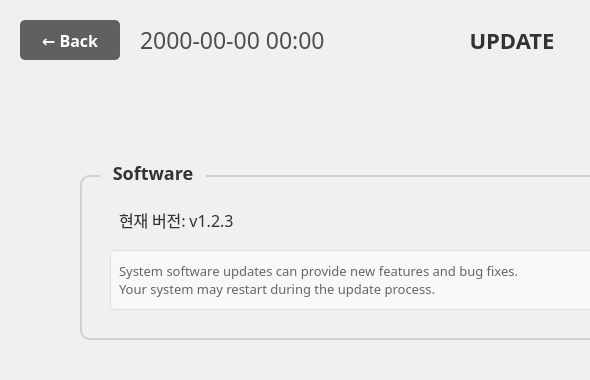
The window that ui/Settings/UpdateSettingsViewWindow.ui (eguruno1/calth_reader) describes before a commit, drawn with Qt 5; both pictures show x 0 to 590 and y 0 to 380 of the 1024 by 600 pixel window.
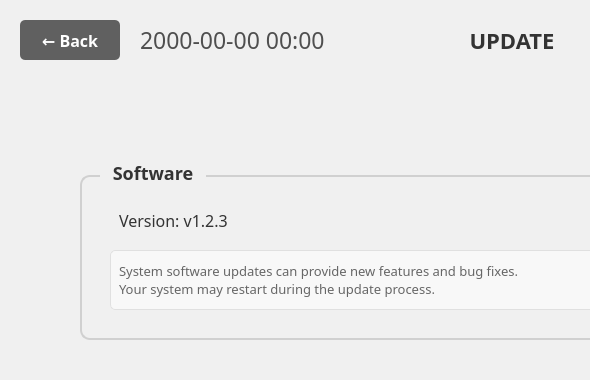
The same window after the commit.

Commit message: 버전 한글 영문으로

Patch:
```diff
--- a/ui/Settings/UpdateSettingsViewWindow.ui
+++ b/ui/Settings/UpdateSettingsViewWindow.ui
@@ -161,7 +161,7 @@
     <property name="font">
      <font>
       <family>Pretendard</family>
-      <pointsize>16</pointsize>
+      <pointsize>-1</pointsize>
       <weight>75</weight>
       <bold>true</bold>
      </font>
@@ -198,7 +198,7 @@
      <property name="font">
       <font>
        <family>Pretendard</family>
-       <pointsize>14</pointsize>
+       <pointsize>-1</pointsize>
       </font>
      </property>
      <property name="styleSheet">
@@ -209,7 +209,7 @@
 }</string>
      </property>
      <property name="text">
-      <string>현재 버전: v1.2.3</string>
+      <string>Version: v1.2.3</string>
      </property>
     </widget>
     <widget class="QPushButton" name="btn_software_update">
```
Left out of the diff: 10 changed lines with no effect on the pictures. The commit also changes 1 other file.
